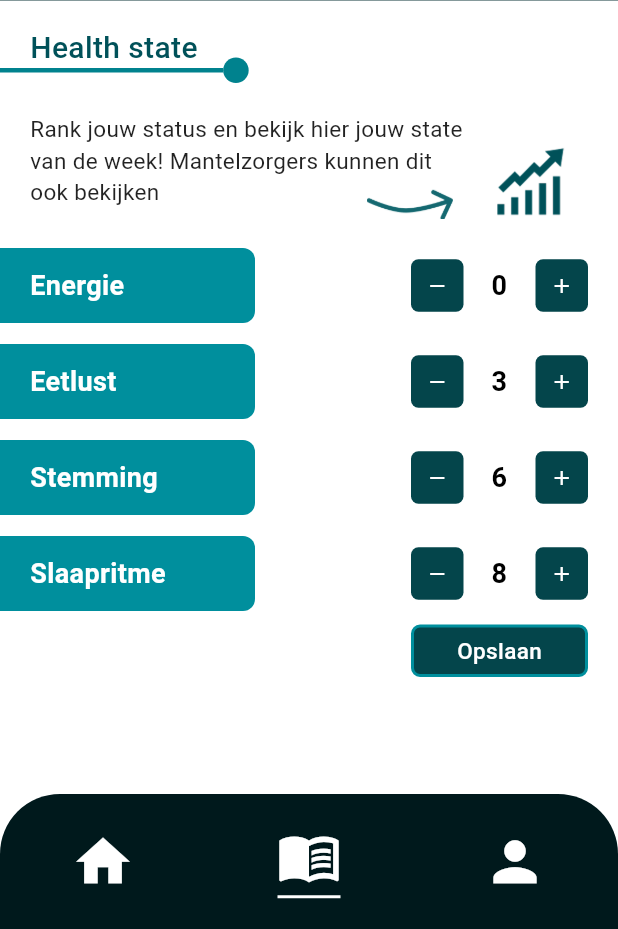
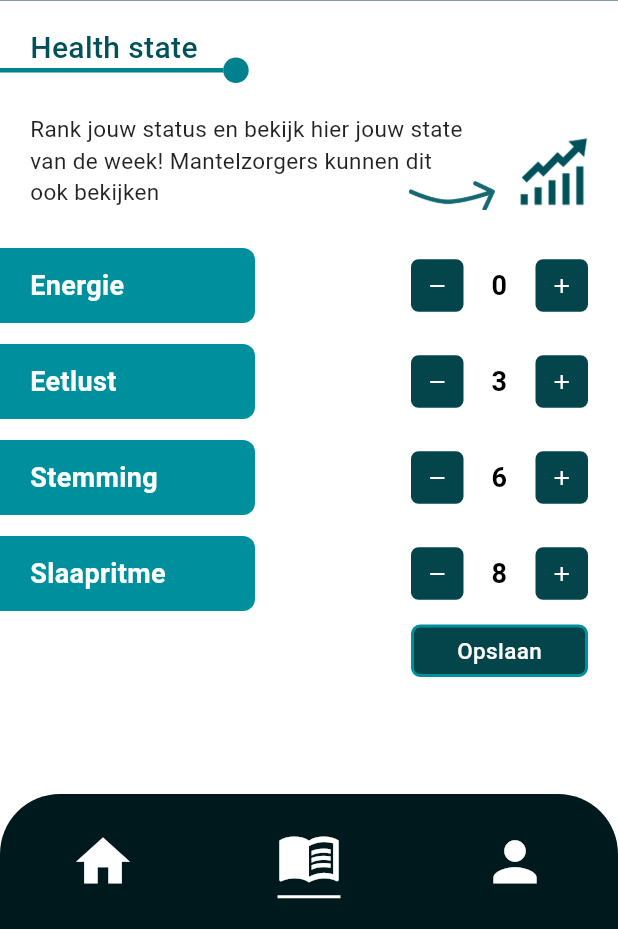
Before and after one commit to jaszy-md/Caregiver_app, a Flutter app: the HealthCheckPage screen opened by its route, on a phone screen of 412 x 824 dp, the part 307-1236 px from its top. Run offline on Flutter 3.47's test engine with Material 3 defaults, Android fonts, the phone set to English and light mode, and no system bars; our stand-ins replace animated_text_kit, go_router; Roboto replaces fonts that are missing (Poppins).

Commit message:
healthcheck - responsive fix

```diff
--- a/lib/views/patient/healthcheck/healthcheck_page.dart
+++ b/lib/views/patient/healthcheck/healthcheck_page.dart
@@ -32,29 +32,26 @@ class _HealthCheckPageState extends State<HealthCheckPage> {
   @override
   Widget build(BuildContext context) {
     final size = MediaQuery.of(context).size;
+
     final double arrowW = size.width * 0.14;
     final double graphW = size.width * 0.11;
-    final double rightOffset = size.width > 400 ? -48 : -56;
 
     return SafeArea(
       top: false,
       child: SingleChildScrollView(
         physics: const BouncingScrollPhysics(),
-        child: Column(
+        child: Stack(
+          clipBehavior: Clip.none,
+          children: [
+            Column(
               crossAxisAlignment: CrossAxisAlignment.start,
               children: [
                 const SizedBox(height: 5),
-
                 const Padding(
                   padding: EdgeInsets.only(left: 0),
                   child: LineDotTitle(title: 'Health state'),
                 ),
-
                 const SizedBox(height: 20),
-
-            Stack(
-              clipBehavior: Clip.none,
-              children: [
                 Padding(
                   padding: const EdgeInsets.only(left: 20, right: 20),
                   child: SizedBox(
@@ -71,41 +68,7 @@ class _HealthCheckPageState extends State<HealthCheckPage> {
                     ),
                   ),
                 ),
-
-                Positioned(
-                  top: size.height * 0.055,
-                  right: rightOffset,
-                  child: Row(
-                    mainAxisSize: MainAxisSize.min,
-                    crossAxisAlignment: CrossAxisAlignment.start,
-                    children: [
-                      Padding(
-                        padding: const EdgeInsets.only(top: 5),
-                        child: Image.asset(
-                          'assets/images/arrow-health-check.png',
-                          width: arrowW,
-                          fit: BoxFit.contain,
-                        ),
-                      ),
-
-                      SizedBox(width: size.width * 0.07),
-
-                      Transform.translate(
-                        offset: Offset(0, -size.height * 0.028),
-                        child: Image.asset(
-                          'assets/images/graph-up.png',
-                          width: graphW,
-                          fit: BoxFit.contain,
-                        ),
-                      ),
-                    ],
-                  ),
-                ),
-              ],
-            ),
-
                 const SizedBox(height: 20),
-
                 Padding(
                   padding: const EdgeInsets.only(right: 20),
                   child: Column(
@@ -121,7 +84,6 @@ class _HealthCheckPageState extends State<HealthCheckPage> {
                         }).toList(),
                   ),
                 ),
-
                 Padding(
                   padding: const EdgeInsets.only(right: 20, top: 2, bottom: 20),
                   child: Align(
@@ -152,6 +114,37 @@ class _HealthCheckPageState extends State<HealthCheckPage> {
                 ),
               ],
             ),
+
+            Positioned(
+              top: size.height * 0.135,
+              right: 20,
+              child: Row(
+                crossAxisAlignment: CrossAxisAlignment.start,
+                children: [
+                  Padding(
+                    padding: EdgeInsets.only(
+                      right: size.width * 0.04,
+                      top: size.height * 0.01,
+                    ),
+                    child: Image.asset(
+                      'assets/images/arrow-health-check.png',
+                      width: arrowW,
+                      fit: BoxFit.contain,
+                    ),
+                  ),
+                  Transform.translate(
+                    offset: Offset(0, -size.height * 0.025),
+                    child: Image.asset(
+                      'assets/images/graph-up.png',
+                      width: graphW,
+                      fit: BoxFit.contain,
+                    ),
+                  ),
+                ],
+              ),
+            ),
+          ],
+        ),
       ),
     );
   }
```
Lines whose indentation alone changed are shown as unchanged.
